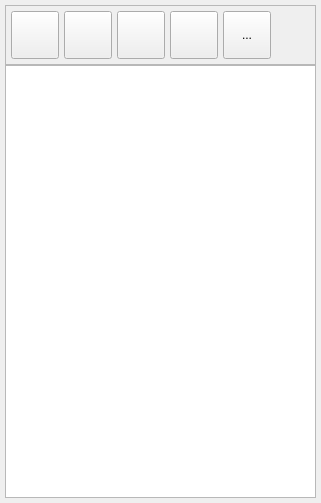
The window that bulmages/bulmatpv/plugins/pluginbt_ticket/mticketbase.ui (eboladev/Bulmages-1) describes before a commit, drawn with Qt 5.
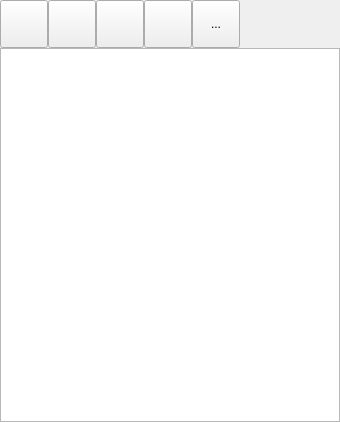
The same window after the commit. Icons and pictures are not drawn.

Diff of the .ui file:
```diff
--- a/bulmages/bulmatpv/plugins/pluginbt_ticket/mticketbase.ui
+++ b/bulmages/bulmatpv/plugins/pluginbt_ticket/mticketbase.ui
@@ -6,8 +6,8 @@
    <rect>
     <x>0</x>
     <y>0</y>
-    <width>321</width>
-    <height>503</height>
+    <width>340</width>
+    <height>422</height>
    </rect>
   </property>
   <property name="minimumSize">
@@ -24,22 +24,25 @@
     <number>0</number>
    </property>
    <property name="margin">
-    <number>5</number>
+    <number>0</number>
    </property>
    <item>
     <widget class="QFrame" name="frame">
      <property name="frameShape">
-      <enum>QFrame::StyledPanel</enum>
+      <enum>QFrame::NoFrame</enum>
      </property>
      <property name="frameShadow">
-      <enum>QFrame::Raised</enum>
+      <enum>QFrame::Plain</enum>
      </property>
-     <layout class="QHBoxLayout">
+     <property name="lineWidth">
+      <number>0</number>
+     </property>
+     <layout class="QHBoxLayout" name="horizontalLayout">
       <property name="spacing">
-       <number>5</number>
+       <number>0</number>
       </property>
       <property name="margin">
-       <number>5</number>
+       <number>0</number>
       </property>
       <item>
        <widget class="QToolButton" name="mui_imprimir">
```
Left out of the diff: 19 changed lines with no effect on the pictures.
